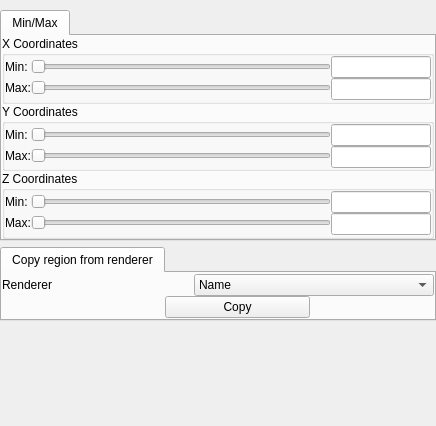
First picture: the form in apps/vaporgui/GeometryWidgetGUI.ui, repository NCAR/VAPOR, before the edit.
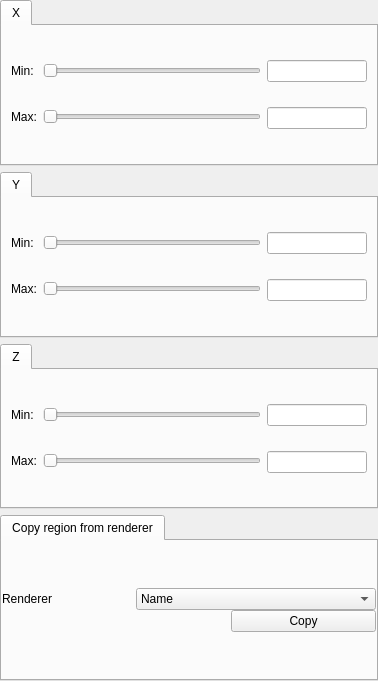
Second picture: the form after the edit.

```diff
--- a/apps/vaporgui/GeometryWidgetGUI.ui
+++ b/apps/vaporgui/GeometryWidgetGUI.ui
@@ -6,8 +6,8 @@
    <rect>
     <x>0</x>
     <y>0</y>
-    <width>436</width>
-    <height>426</height>
+    <width>378</width>
+    <height>681</height>
    </rect>
   </property>
   <property name="sizePolicy">
@@ -19,148 +19,26 @@
   <property name="windowTitle">
    <string>Form</string>
   </property>
-  <layout class="QVBoxLayout" name="verticalLayout" stretch="0,0,1">
-   <property name="spacing">
-    <number>6</number>
-   </property>
-   <property name="sizeConstraint">
-    <enum>QLayout::SetMinimumSize</enum>
-   </property>
-   <property name="leftMargin">
-    <number>0</number>
-   </property>
-   <property name="topMargin">
-    <number>10</number>
-   </property>
-   <property name="rightMargin">
-    <number>0</number>
-   </property>
-   <property name="bottomMargin">
-    <number>0</number>
-   </property>
-   <item>
-    <widget class="QStackedWidget" name="stackedSliderWidget">
-     <property name="sizePolicy">
-      <sizepolicy hsizetype="Minimum" vsizetype="Minimum">
-       <horstretch>0</horstretch>
-       <verstretch>0</verstretch>
-      </sizepolicy>
-     </property>
-     <property name="minimumSize">
-      <size>
-       <width>0</width>
-       <height>0</height>
-      </size>
-     </property>
-     <property name="maximumSize">
-      <size>
-       <width>16777215</width>
-       <height>16777215</height>
-      </size>
-     </property>
-     <property name="frameShape">
-      <enum>QFrame::NoFrame</enum>
-     </property>
-     <property name="currentIndex">
-      <number>0</number>
-     </property>
-     <widget class="QWidget" name="minMaxPage">
-      <property name="sizePolicy">
-       <sizepolicy hsizetype="Minimum" vsizetype="Minimum">
-        <horstretch>0</horstretch>
-        <verstretch>0</verstretch>
-       </sizepolicy>
-      </property>
-      <layout class="QHBoxLayout" name="horizontalLayout_10">
-       <property name="spacing">
-        <number>0</number>
-       </property>
-       <property name="sizeConstraint">
-        <enum>QLayout::SetMinimumSize</enum>
-       </property>
+  <layout class="QVBoxLayout" name="verticalLayout">
        <property name="margin">
         <number>0</number>
        </property>
        <item>
-        <widget class="QTabWidget" name="minMaxTab">
+    <widget class="QTabWidget" name="xTab">
          <property name="sizePolicy">
           <sizepolicy hsizetype="Minimum" vsizetype="Minimum">
            <horstretch>0</horstretch>
            <verstretch>0</verstretch>
           </sizepolicy>
          </property>
-         <property name="maximumSize">
-          <size>
-           <width>16777215</width>
-           <height>16777215</height>
-          </size>
-         </property>
          <property name="currentIndex">
           <number>0</number>
          </property>
-         <widget class="QWidget" name="minMaxContainerWidget">
-          <property name="sizePolicy">
-           <sizepolicy hsizetype="Minimum" vsizetype="Minimum">
-            <horstretch>0</horstretch>
-            <verstretch>0</verstretch>
-           </sizepolicy>
-          </property>
+     <widget class="QWidget" name="tab">
           <attribute name="title">
-           <string>Min/Max</string>
-          </attribute>
-          <layout class="QVBoxLayout" name="verticalLayout_36">
-           <property name="spacing">
-            <number>0</number>
-           </property>
-           <property name="sizeConstraint">
-            <enum>QLayout::SetDefaultConstraint</enum>
-           </property>
-           <property name="margin">
-            <number>0</number>
-           </property>
-           <item>
-            <widget class="QGroupBox" name="xMinMaxGroupBox">
-             <property name="sizePolicy">
-              <sizepolicy hsizetype="Minimum" vsizetype="Minimum">
-               <horstretch>0</horstretch>
-               <verstretch>0</verstretch>
-              </sizepolicy>
-             </property>
-             <property name="minimumSize">
-              <size>
-               <width>0</width>
-               <height>80</height>
-              </size>
-             </property>
-             <property name="title">
-              <string>X Coordinates</string>
-             </property>
-             <layout class="QVBoxLayout" name="verticalLayout_14">
-              <property name="spacing">
-               <number>0</number>
-              </property>
-              <property name="sizeConstraint">
-               <enum>QLayout::SetMinimumSize</enum>
-              </property>
-              <property name="margin">
-               <number>0</number>
-              </property>
-              <item>
-               <layout class="QVBoxLayout" name="verticalLayout_2">
-                <property name="spacing">
-                 <number>0</number>
-                </property>
-                <property name="sizeConstraint">
-                 <enum>QLayout::SetMinimumSize</enum>
-                </property>
-                <item>
-                 <layout class="QHBoxLayout" name="horizontalLayout_3" stretch="0,1,0">
-                  <property name="spacing">
-                   <number>0</number>
-                  </property>
-                  <property name="sizeConstraint">
-                   <enum>QLayout::SetMinimumSize</enum>
-                  </property>
+       <string>X</string>
+      </attribute>
+      <layout class="QHBoxLayout" name="horizontalLayout" stretch="0,1,0">
                   <item>
                    <layout class="QVBoxLayout" name="verticalLayout_9">
                     <property name="spacing">
@@ -324,14 +202,11 @@
                    </layout>
                   </item>
                  </layout>
-                </item>
-               </layout>
-              </item>
-             </layout>
+     </widget>
             </widget>
            </item>
            <item>
-            <widget class="QGroupBox" name="yMinMaxGroupBox">
+    <widget class="QTabWidget" name="yTab">
              <property name="sizePolicy">
               <sizepolicy hsizetype="Minimum" vsizetype="Minimum">
                <horstretch>0</horstretch>
@@ -341,38 +216,17 @@
              <property name="minimumSize">
               <size>
                <width>0</width>
-               <height>80</height>
-              </size>
-             </property>
-             <property name="title">
-              <string>Y Coordinates</string>
-             </property>
-             <layout class="QVBoxLayout" name="verticalLayout_27">
-              <property name="spacing">
+       <height>0</height>
+      </size>
+     </property>
+     <property name="currentIndex">
                <number>0</number>
               </property>
-              <property name="sizeConstraint">
-               <enum>QLayout::SetMinimumSize</enum>
-              </property>
-              <property name="margin">
-               <number>0</number>
-              </property>
-              <item>
-               <layout class="QVBoxLayout" name="verticalLayout_12">
-                <property name="spacing">
-                 <number>0</number>
-                </property>
-                <property name="sizeConstraint">
-                 <enum>QLayout::SetMinimumSize</enum>
-                </property>
-                <item>
-                 <layout class="QHBoxLayout" name="horizontalLayout_4" stretch="0,1,0">
-                  <property name="spacing">
-                   <number>0</number>
-                  </property>
-                  <property name="sizeConstraint">
-                   <enum>QLayout::SetMinimumSize</enum>
-                  </property>
+     <widget class="QWidget" name="tab_2">
+      <attribute name="title">
+       <string>Y</string>
+      </attribute>
+      <layout class="QHBoxLayout" name="horizontalLayout_3" stretch="0,1,0">
                   <item>
                    <layout class="QVBoxLayout" name="verticalLayout_28">
                     <property name="spacing">
@@ -548,55 +402,25 @@
                    </layout>
                   </item>
                  </layout>
-                </item>
-               </layout>
-              </item>
-             </layout>
+     </widget>
             </widget>
            </item>
            <item>
-            <widget class="QGroupBox" name="zMinMaxGroupBox">
+    <widget class="QTabWidget" name="zTab">
              <property name="sizePolicy">
               <sizepolicy hsizetype="Minimum" vsizetype="Minimum">
                <horstretch>0</horstretch>
                <verstretch>0</verstretch>
               </sizepolicy>
              </property>
-             <property name="minimumSize">
-              <size>
-               <width>0</width>
-               <height>80</height>
-              </size>
-             </property>
-             <property name="title">
-              <string>Z Coordinates</string>
-             </property>
-             <layout class="QVBoxLayout" name="verticalLayout_31">
-              <property name="spacing">
+     <property name="currentIndex">
                <number>0</number>
               </property>
-              <property name="sizeConstraint">
-               <enum>QLayout::SetMinimumSize</enum>
-              </property>
-              <property name="margin">
-               <number>0</number>
-              </property>
-              <item>
-               <layout class="QVBoxLayout" name="verticalLayout_32">
-                <property name="spacing">
-                 <number>0</number>
-                </property>
-                <property name="sizeConstraint">
-                 <enum>QLayout::SetMinimumSize</enum>
-                </property>
-                <item>
-                 <layout class="QHBoxLayout" name="horizontalLayout_6" stretch="0,1,0">
-                  <property name="spacing">
-                   <number>0</number>
-                  </property>
-                  <property name="sizeConstraint">
-                   <enum>QLayout::SetMinimumSize</enum>
-                  </property>
+     <widget class="QWidget" name="tab_5">
+      <attribute name="title">
+       <string>Z</string>
+      </attribute>
+      <layout class="QHBoxLayout" name="horizontalLayout_4" stretch="0,1,0">
                   <item>
                    <layout class="QVBoxLayout" name="verticalLayout_33">
                     <property name="spacing">
@@ -772,78 +596,6 @@
                    </layout>
                   </item>
                  </layout>
-                </item>
-               </layout>
-              </item>
-             </layout>
-            </widget>
-           </item>
-          </layout>
-         </widget>
-        </widget>
-       </item>
-      </layout>
-     </widget>
-     <widget class="QWidget" name="singlePointPage">
-      <property name="sizePolicy">
-       <sizepolicy hsizetype="Minimum" vsizetype="Maximum">
-        <horstretch>0</horstretch>
-        <verstretch>0</verstretch>
-       </sizepolicy>
-      </property>
-      <layout class="QHBoxLayout" name="horizontalLayout">
-       <property name="spacing">
-        <number>0</number>
-       </property>
-       <property name="margin">
-        <number>0</number>
-       </property>
-       <item>
-        <widget class="QTabWidget" name="singlePointTab">
-         <property name="sizePolicy">
-          <sizepolicy hsizetype="Minimum" vsizetype="Minimum">
-           <horstretch>0</horstretch>
-           <verstretch>0</verstretch>
-          </sizepolicy>
-         </property>
-         <property name="currentIndex">
-          <number>-1</number>
-         </property>
-        </widget>
-       </item>
-      </layout>
-     </widget>
-     <widget class="QWidget" name="centerSizePage">
-      <property name="sizePolicy">
-       <sizepolicy hsizetype="Minimum" vsizetype="Ignored">
-        <horstretch>0</horstretch>
-        <verstretch>0</verstretch>
-       </sizepolicy>
-      </property>
-      <layout class="QHBoxLayout" name="horizontalLayout_5">
-       <property name="spacing">
-        <number>0</number>
-       </property>
-       <property name="sizeConstraint">
-        <enum>QLayout::SetMinimumSize</enum>
-       </property>
-       <property name="margin">
-        <number>0</number>
-       </property>
-       <item>
-        <widget class="QTabWidget" name="centerSizeTab">
-         <property name="sizePolicy">
-          <sizepolicy hsizetype="Minimum" vsizetype="Minimum">
-           <horstretch>0</horstretch>
-           <verstretch>0</verstretch>
-          </sizepolicy>
-         </property>
-         <property name="currentIndex">
-          <number>-1</number>
-         </property>
-        </widget>
-       </item>
-      </layout>
      </widget>
     </widget>
    </item>
@@ -855,6 +607,12 @@
        <verstretch>0</verstretch>
       </sizepolicy>
      </property>
+     <property name="maximumSize">
+      <size>
+       <width>16777215</width>
+       <height>16777215</height>
+      </size>
+     </property>
      <property name="currentIndex">
       <number>0</number>
      </property>
@@ -950,7 +708,7 @@
           </layout>
          </item>
          <item>
-          <layout class="QHBoxLayout" name="horizontalLayout_2">
+          <layout class="QHBoxLayout" name="horizontalLayout_2" stretch="1,0">
            <property name="spacing">
             <number>0</number>
            </property>
@@ -983,7 +741,7 @@
              </property>
              <property name="maximumSize">
               <size>
-               <width>125</width>
+               <width>145</width>
                <height>16777215</height>
               </size>
              </property>
```
Lines whose indentation alone changed are shown as unchanged.
